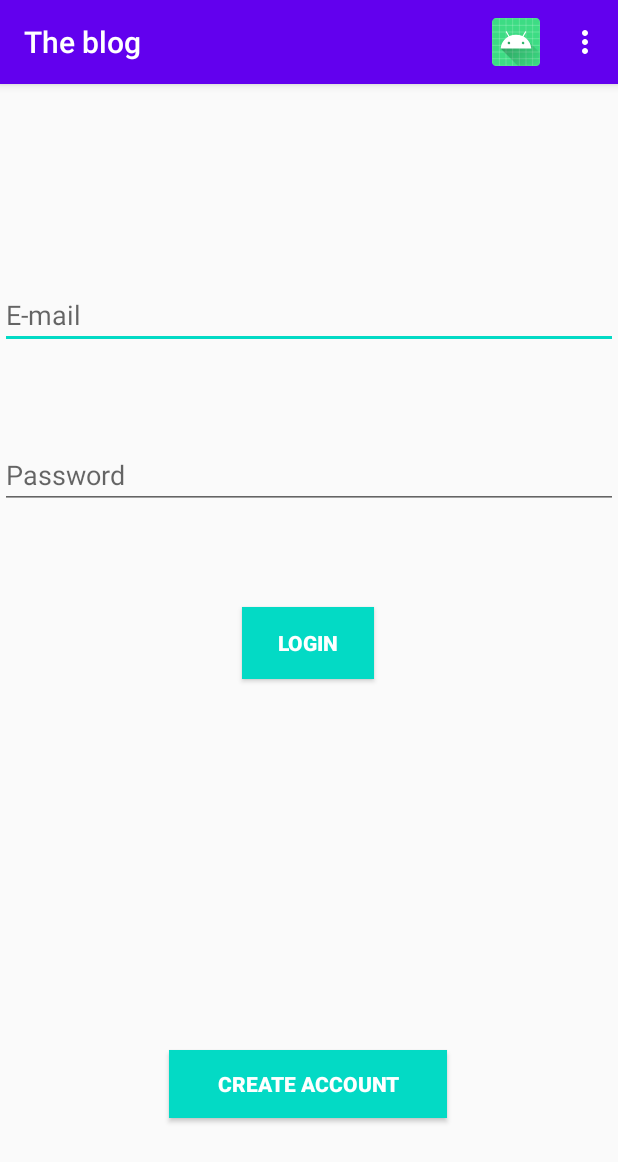
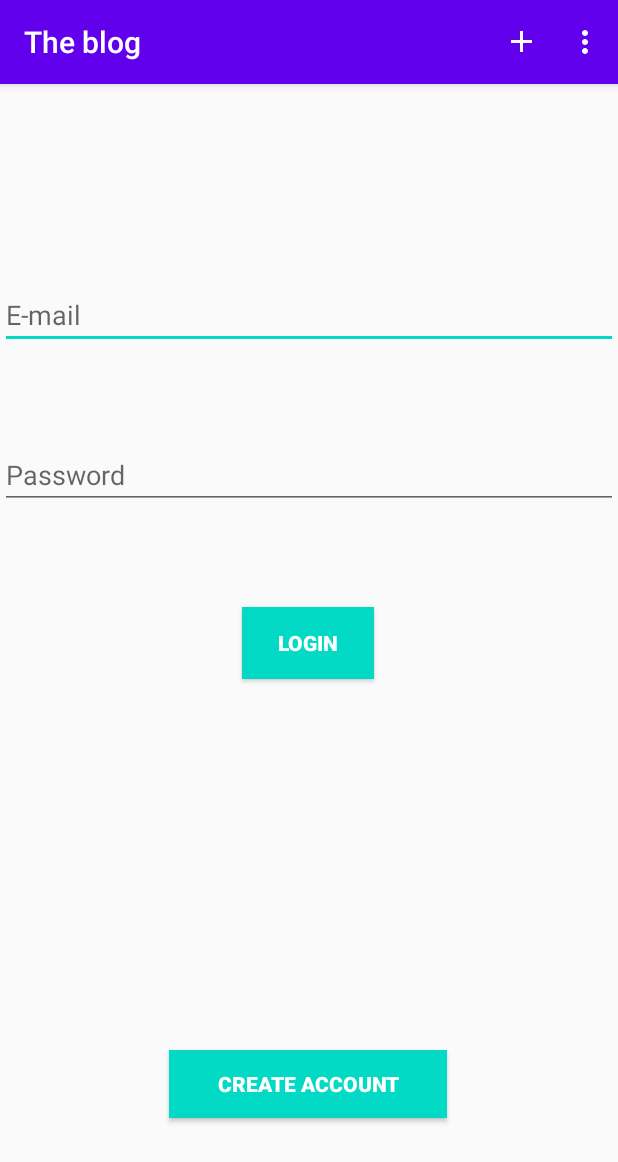
Before and after one commit to Istislav/android-theblog, an Android app: the screen it shows after launch (MainActivity), on a phone screen of 412 x 824 dp. Shown: the top 1162 px of the screen. Run offline under Robolectric (Android 15) with nearby library versions, the phone set to English and light mode, and no system bars; our stand-ins replace Firebase (no records; nobody signed in at launch, a user with empty details on screens opened directly).

Commit message:
add button with "+"

```diff
--- a/app/src/main/res/menu/main_menu.xml
+++ b/app/src/main/res/menu/main_menu.xml
@@ -2,7 +2,7 @@
 <menu xmlns:android="http://schemas.android.com/apk/res/android"
     xmlns:app="http://schemas.android.com/apk/res-auto">
 
-    <item android:id="@+id/action_add" android:icon="@mipmap/ic_launcher"
+    <item android:id="@+id/action_add" android:icon="@mipmap/ic_add_white_24dp"
         android:title="Add post" app:showAsAction="always" />
 
     <item android:id="@+id/action_signout" android:title="Sign out"
```
